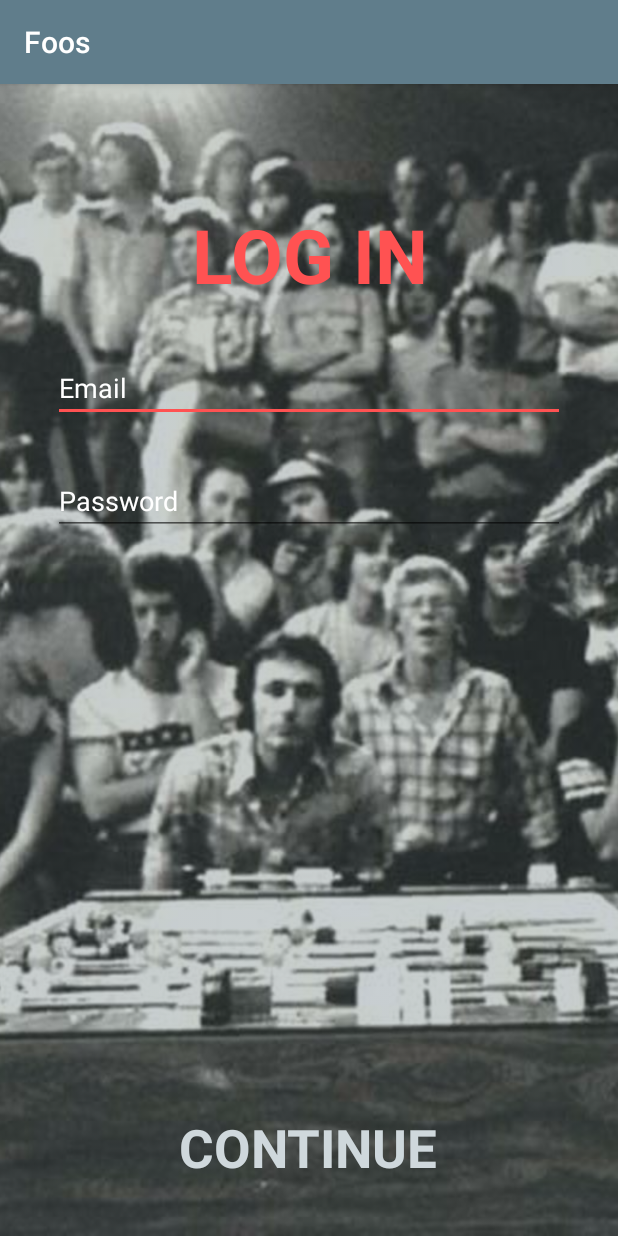
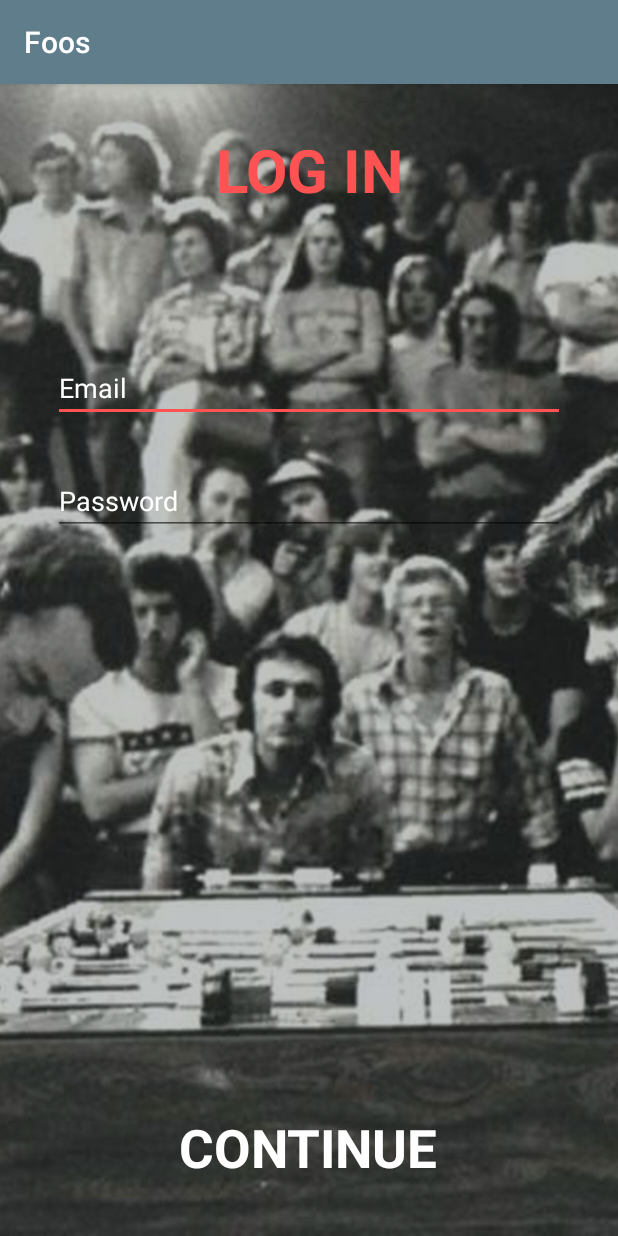
Before and after one commit to ctopheryoung/Foos-Android, an Android app: the LoginActivity screen opened directly, with no data from a screen before it, on a phone screen of 412 x 824 dp. Run offline under Robolectric (Android 15) with nearby library versions, the phone set to English and light mode, and no system bars.

Commit message:
Minor styling update

```diff
--- a/app/src/main/res/layout/activity_login.xml
+++ b/app/src/main/res/layout/activity_login.xml
@@ -15,7 +15,7 @@
         android:layout_alignParentRight="true"
         android:layout_alignParentEnd="true"
         android:cropToPadding="false"
-        android:tint="#4b455a64" />
+        android:tint="#4b263238" />
 
     <TextView
         android:layout_width="wrap_content"
@@ -23,12 +23,11 @@
         android:text="LOG IN"
         android:id="@+id/headingTextView"
         android:textColor="@color/colorAccent"
-        android:textSize="50sp"
-        android:layout_alignParentTop="true"
-        android:layout_margin="80dp"
+        android:textSize="40sp"
         android:textAlignment="center"
+        android:textStyle="bold"
         android:layout_centerHorizontal="true"
-        android:textStyle="bold" />
+        android:layout_marginTop="30dp" />
 
     <EditText
         android:layout_width="fill_parent"
@@ -66,7 +65,7 @@
         android:layout_height="wrap_content"
         android:text="CONTINUE"
         android:id="@+id/loginButton"
-        android:textColor="@color/colorPrimaryLight"
+        android:textColor="@android:color/white"
         android:textStyle="bold"
         android:textSize="35sp"
         android:textAlignment="center"
```
Also changed, not shown: app/src/main/res/layout/activity_sign_up.xml (+5 -6 lines).
